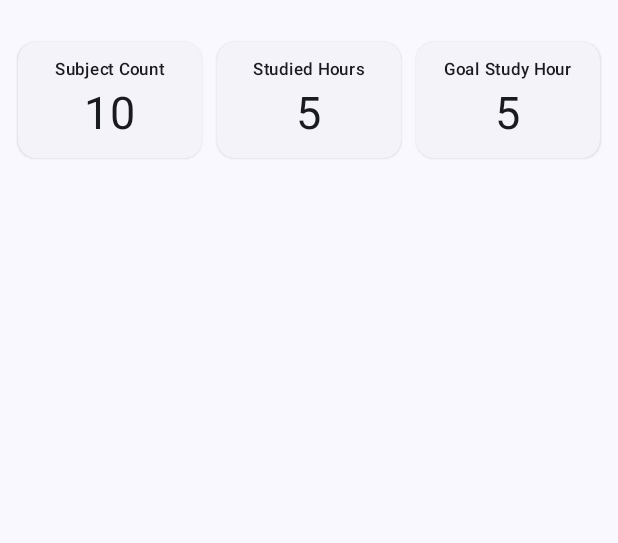
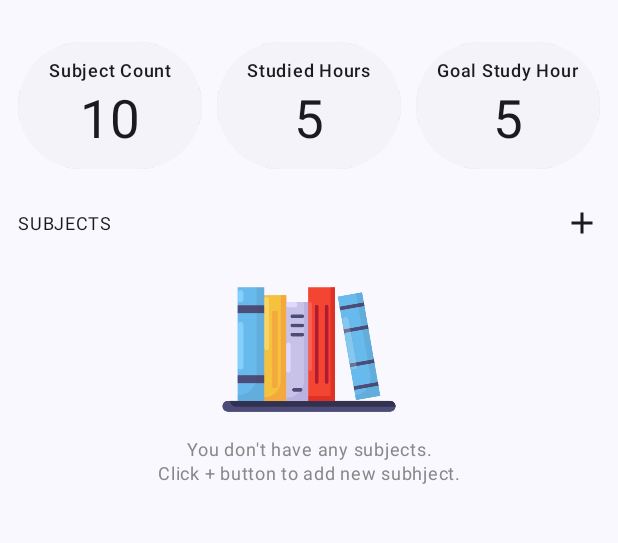
Before and after one commit to DevP-ai/Study-Buddy, an Android app built with Jetpack Compose: the screen it shows after launch (MainActivity), on a phone screen of 412 x 824 dp, the part 72-615 px from its top. Run offline under Robolectric (Android 15) with nearby library versions, the phone set to English and light mode, and no system bars.

Commit message:
Subject Section No Subject Section implemented

```diff
--- /dev/null
+++ b/app/src/main/java/com/developer/android/dev/technologia/androidapp/studybuddy/domain/model/Subject.kt
@@ -0,0 +1,20 @@
+package com.developer.android.dev.technologia.androidapp.studybuddy.domain.model
+
+import androidx.room.PrimaryKey
+import com.developer.android.dev.technologia.androidapp.studybuddy.presentation.theme.gradient1
+import com.developer.android.dev.technologia.androidapp.studybuddy.presentation.theme.gradient2
+import com.developer.android.dev.technologia.androidapp.studybuddy.presentation.theme.gradient3
+import com.developer.android.dev.technologia.androidapp.studybuddy.presentation.theme.gradient4
+import com.developer.android.dev.technologia.androidapp.studybuddy.presentation.theme.gradient5
+
+data class Subject(
+    @PrimaryKey(autoGenerate = true)
+    val subjectId:Int?=null,
+    val name:String,
+    val goalHours:Float,
+    val colors:List<Int>
+){
+    companion object{
+        val subjectColors = listOf(gradient1, gradient2, gradient3, gradient4, gradient5)
+    }
+}
--- a/app/src/main/java/com/developer/android/dev/technologia/androidapp/studybuddy/presentation/components/CountCard.kt
+++ b/app/src/main/java/com/developer/android/dev/technologia/androidapp/studybuddy/presentation/components/CountCard.kt
@@ -1,18 +1,22 @@
 package com.developer.android.dev.technologia.androidapp.studybuddy.presentation.components
 
 import android.widget.Space
+import androidx.compose.foundation.background
 import androidx.compose.foundation.layout.Arrangement
 import androidx.compose.foundation.layout.Column
 import androidx.compose.foundation.layout.Spacer
 import androidx.compose.foundation.layout.fillMaxWidth
 import androidx.compose.foundation.layout.height
 import androidx.compose.foundation.layout.padding
+import androidx.compose.foundation.shape.CircleShape
 import androidx.compose.material3.ElevatedCard
 import androidx.compose.material3.MaterialTheme
 import androidx.compose.material3.Text
 import androidx.compose.runtime.Composable
 import androidx.compose.ui.Alignment
 import androidx.compose.ui.Modifier
+import androidx.compose.ui.draw.clip
+import androidx.compose.ui.graphics.Color
 import androidx.compose.ui.unit.dp
 import androidx.compose.ui.unit.sp
 
@@ -21,7 +25,8 @@ fun CountCard(
     modifier: Modifier,
     headingText:String,count:String
 ) {
-    ElevatedCard(modifier = modifier) {
+    ElevatedCard(modifier = modifier
+        .clip(CircleShape)) {
         Column (
             modifier = Modifier
                 .fillMaxWidth()
@@ -31,14 +36,14 @@ fun CountCard(
         ){
             Text(
                 text = headingText,
-                style = MaterialTheme.typography.labelSmall
+                style = MaterialTheme.typography.labelMedium
             )
 
             Spacer(modifier = Modifier.height(5.dp))
 
             Text(
                 text = count,
-                style = MaterialTheme.typography.bodySmall.copy(fontSize = 30.sp)
+                style = MaterialTheme.typography.bodyMedium.copy(fontSize = 35.sp)
             )
         }
     }
--- a/app/src/main/java/com/developer/android/dev/technologia/androidapp/studybuddy/presentation/dashboard/DashboardScreen.kt
+++ b/app/src/main/java/com/developer/android/dev/technologia/androidapp/studybuddy/presentation/dashboard/DashboardScreen.kt
@@ -1,21 +1,36 @@
 package com.developer.android.dev.technologia.androidapp.studybuddy.presentation.dashboard
 
 import android.widget.Space
+import androidx.compose.foundation.Image
+import androidx.compose.foundation.background
+import androidx.compose.foundation.layout.Arrangement
+import androidx.compose.foundation.layout.Column
 import androidx.compose.foundation.layout.Row
 import androidx.compose.foundation.layout.Spacer
 import androidx.compose.foundation.layout.fillMaxSize
 import androidx.compose.foundation.layout.fillMaxWidth
 import androidx.compose.foundation.layout.padding
+import androidx.compose.foundation.layout.size
 import androidx.compose.foundation.layout.width
 import androidx.compose.foundation.lazy.LazyColumn
+import androidx.compose.material.icons.Icons
+import androidx.compose.material.icons.filled.Add
 import androidx.compose.material3.CenterAlignedTopAppBar
 import androidx.compose.material3.ExperimentalMaterial3Api
+import androidx.compose.material3.Icon
+import androidx.compose.material3.IconButton
 import androidx.compose.material3.MaterialTheme
 import androidx.compose.material3.Scaffold
 import androidx.compose.material3.Text
 import androidx.compose.runtime.Composable
+import androidx.compose.ui.Alignment
 import androidx.compose.ui.Modifier
+import androidx.compose.ui.graphics.Color
+import androidx.compose.ui.res.painterResource
+import androidx.compose.ui.text.style.TextAlign
 import androidx.compose.ui.unit.dp
+import com.developer.android.dev.technologia.androidapp.studybuddy.R
+import com.developer.android.dev.technologia.androidapp.studybuddy.domain.model.Subject
 import com.developer.android.dev.technologia.androidapp.studybuddy.presentation.components.CountCard
 
 @Composable
@@ -38,6 +53,15 @@ fun DashboardScreen() {
                     subjectCount = 10,
                     studiedHours = "5",
                     goalHours = "5"
+                )
+            }
+
+            item{
+                SubjectCardSection(
+                    modifier =  Modifier.fillMaxWidth(),
+                    subjectList = emptyList(),
+                    onAddIconClicked = {},
+                    onSubjectCardClick = {}
                 )
             }
         }
@@ -90,3 +114,49 @@ private fun CountCardSection(
     }
 
 }
+
+@Composable
+private fun SubjectCardSection(
+    modifier: Modifier,
+    subjectList:List<Subject>,
+    emptyListText:String="You don't have any subjects.\nClick + button to add new subhject.",
+    onAddIconClicked:()->Unit,
+    onSubjectCardClick:(Int?)->Unit
+) {
+    Column(modifier=modifier){
+        Row (
+            modifier = Modifier.fillMaxWidth(),
+            verticalAlignment = Alignment.CenterVertically,
+            horizontalArrangement = Arrangement.SpaceBetween
+        ){
+            Text(
+                text = "SUBJECTS",
+                style = MaterialTheme.typography.bodySmall,
+                modifier = Modifier.padding(start = 12.dp)
+            )
+            IconButton(onClick = { }) {
+                Icon(
+                    imageVector = Icons.Default.Add,
+                    contentDescription = "Add Subject"
+                )
+            }
+        }
+
+        if(subjectList.isEmpty()){
+            Image(
+                painter = painterResource(id = R.drawable.img_books),
+                contentDescription = emptyListText,
+                modifier = Modifier
+                    .size(120.dp)
+                    .align(Alignment.CenterHorizontally)
+            )
+            Text(
+                text = emptyListText,
+                style = MaterialTheme.typography.bodySmall,
+                color = Color.Gray,
+                textAlign = TextAlign.Center,
+                modifier = Modifier.fillMaxWidth()
+            )
+        }
+    }
+}
```
Also changed, not shown: app/src/main/res/drawable/img_books.png (added), app/src/main/res/drawable/img_lamp.png (added), app/src/main/res/drawable/img_tasks.png (added).
